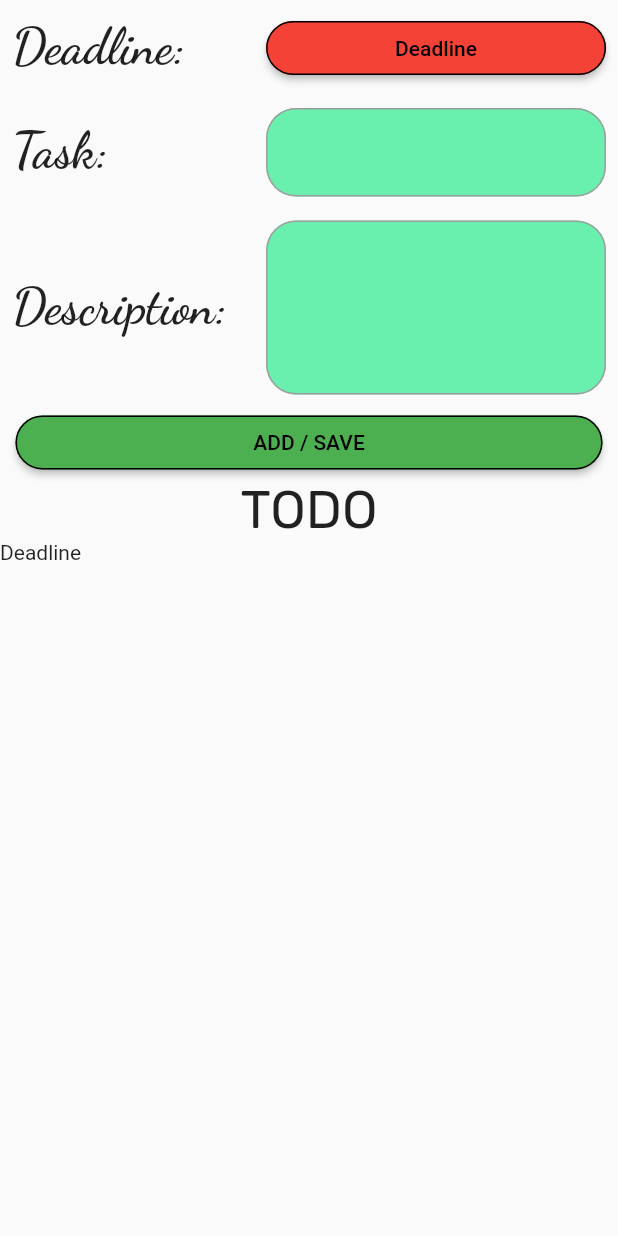
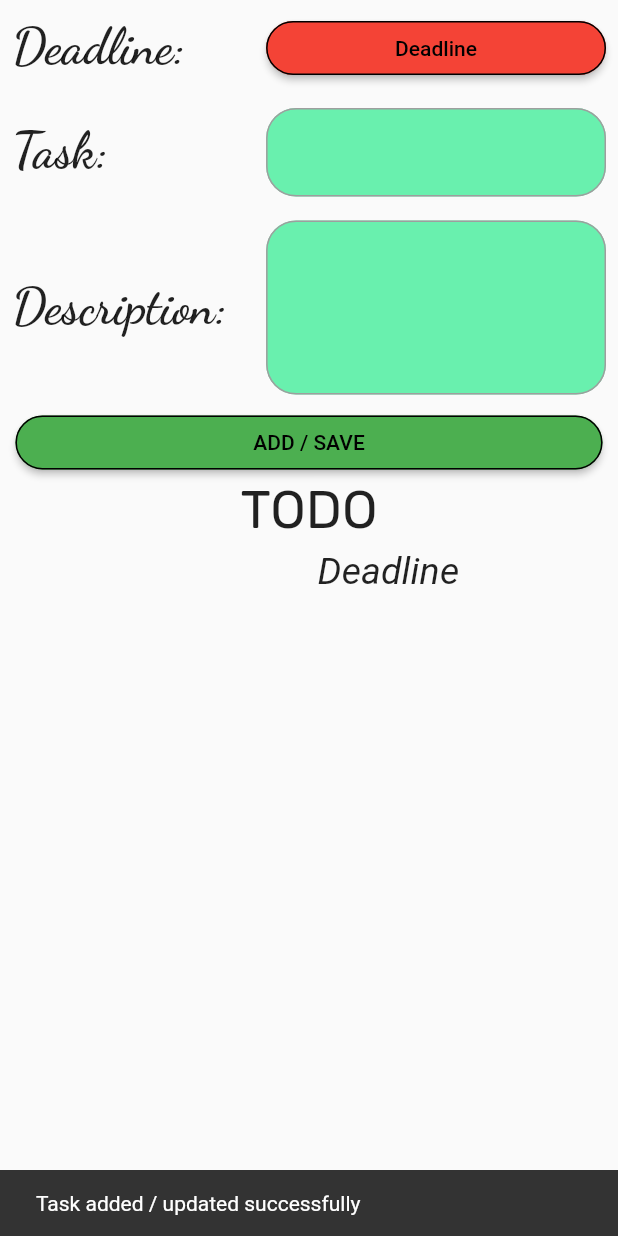
Before and after one commit to raghavguptaeng/ToDo, a Flutter app: the screen it shows after launch, after a tap on "ADD / SAVE", on a phone screen of 412 x 824 dp. Run offline on Flutter 3.47's test engine with Material 2 defaults, Android fonts, the phone set to English and light mode, and no system bars; our stand-ins replace google_fonts.

```diff
--- a/lib/Data Handler/Task.dart
+++ b/lib/Data Handler/Task.dart
@@ -1,5 +1,3 @@
-import 'package:flutter/material.dart';
-
 class Task{
   String _Name;
   String _Description;
@@ -9,10 +7,31 @@ class Task{
     this._Name = task;
     this._Description = desc;
     this._Deadline= deadline;
-    List temp = [this._Name,this._Description,this._Deadline,false];
-    _tasks.add(temp);
+    bool flag = false;
+    // loop below will be used to determine weather the task with same name is already present or not
+    for(int i=0 ; i<_tasks.length ; ++i){
+      if(task==_tasks[i][0]){
+        _tasks[i][0] = task;
+        _tasks[i][1] = desc;
+        _tasks[i][2] = deadline;
+        flag = true;
+        break;
+      }
+    }
+    //--------- if task not present , it will make a new task
+    if(flag == false){
+      List temp = [this._Name,this._Description,this._Deadline,false];
+      _tasks.add(temp);
+    }
   }
   List getData(){
+    // this will sort our list on the basis of dates
+    _tasks.sort((a,b) {
+      var ta = a[2];
+      var tb = b[2];
+      return ta.compareTo(tb);
+    });
+    //-----------------------------------
     return _tasks;
   }
 }
--- a/lib/Screens/Main Screen.dart
+++ b/lib/Screens/Main Screen.dart
@@ -1,3 +1,4 @@
+import 'package:flutter/cupertino.dart';
 import 'package:flutter/material.dart';
 import 'package:todo/Data%20Handler/Task.dart';
 import 'package:todo/constants.dart';
@@ -12,9 +13,10 @@ class _MainScreenState extends State<MainScreen> {
   String displayforDeadline = "Deadline";
   String Taskname = '';
   String Description = '';
-  List taskList = [['','','']];
-  Task t = new Task();
-  bool isSelected = false;
+  List taskList = [
+    ['', '', '',false] // temp list to store data in main screen
+  ];
+  Task t = new Task(); // central class to store task values
   DateTime selectedDate = DateTime.now(); // for getting date
   final TextEditingController _taskNameController = new TextEditingController();
   final TextEditingController _descController = new TextEditingController();
@@ -34,11 +36,13 @@ class _MainScreenState extends State<MainScreen> {
         displayforDeadline = Date[2] + '-' + Date[1] + '-' + Date[0];
       });
   }
+
   @override
   void initState() {
     // TODO: implement initState
     super.initState();
   }
+
   //----------------------------------------------------------
   @override
   Widget build(BuildContext context) {
@@ -61,8 +65,15 @@ class _MainScreenState extends State<MainScreen> {
                         MaterialStateProperty.all<Color>(Colors.black)),
                 child: Text('ADD / SAVE'),
                 onPressed: () {
-                  t.insert(Taskname,displayforDeadline, Description);
+                  t.insert(Taskname, displayforDeadline, Description);
+                  final snackBar = SnackBar(
+                    content: Text('Task added / updated successfully'),
+                  );
+                  ScaffoldMessenger.of(context).showSnackBar(snackBar);
                   setState(() {
+                    Taskname = '';
+                    displayforDeadline = 'Deadline';
+                    Description = '';
                     taskList = t.getData();
                   });
                 },
@@ -71,11 +82,27 @@ class _MainScreenState extends State<MainScreen> {
             Text('TODO', style: GoogleFonts.rubik(fontSize: 35)),
             Column(
                 children: taskList.map<Widget>((data) {
-              return new Row(
-                children: [
-                  Text(data[0]),
-                  Text(data[2])
-                ],
+              return GestureDetector(
+                onTap: (){
+                  setState(() {
+                    Taskname = data[0];
+                    displayforDeadline = data[2];
+                    Description = data[1];
+                  });
+                },
+                child: new Row(
+                  mainAxisAlignment: MainAxisAlignment.spaceEvenly,
+                  children: [
+                    Text(
+                      data[0],
+                      style: TextStyle(fontSize: 35, fontStyle: FontStyle.italic),
+                    ),
+                    Text(
+                      data[2],
+                      style: TextStyle(fontSize: 25, fontStyle: FontStyle.italic),
+                    ),
+                  ],
+                ),
               );
             }).toList())
           ],
@@ -83,7 +110,7 @@ class _MainScreenState extends State<MainScreen> {
       ),
     );
   }
-
+  // input widgets in a common method
   Column Inputs(BuildContext context) {
     return Column(
       children: [
```
